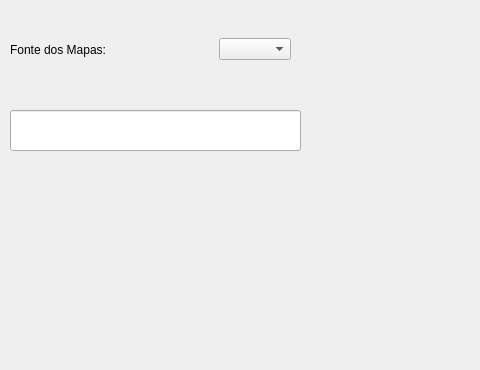
Qt form src/main/python/ui/dialogs/settingsDialog.ui (matheusfillipe/ganec) before a commit; both pictures show x 0 to 480 and y 0 to 370 of the 640 by 480 pixel window.
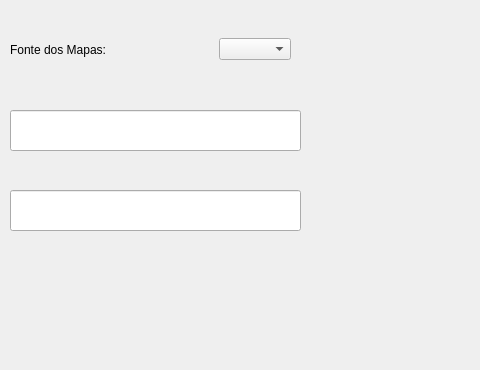
The same form after that commit.

The edit to the form file:
```diff
--- a/src/main/python/ui/dialogs/settingsDialog.ui
+++ b/src/main/python/ui/dialogs/settingsDialog.ui
@@ -100,6 +100,16 @@
     </rect>
    </property>
   </widget>
+  <widget class="QLineEdit" name="lineEdit_2">
+   <property name="geometry">
+    <rect>
+     <x>10</x>
+     <y>190</y>
+     <width>291</width>
+     <height>41</height>
+    </rect>
+   </property>
+  </widget>
  </widget>
  <resources/>
  <connections>
```
